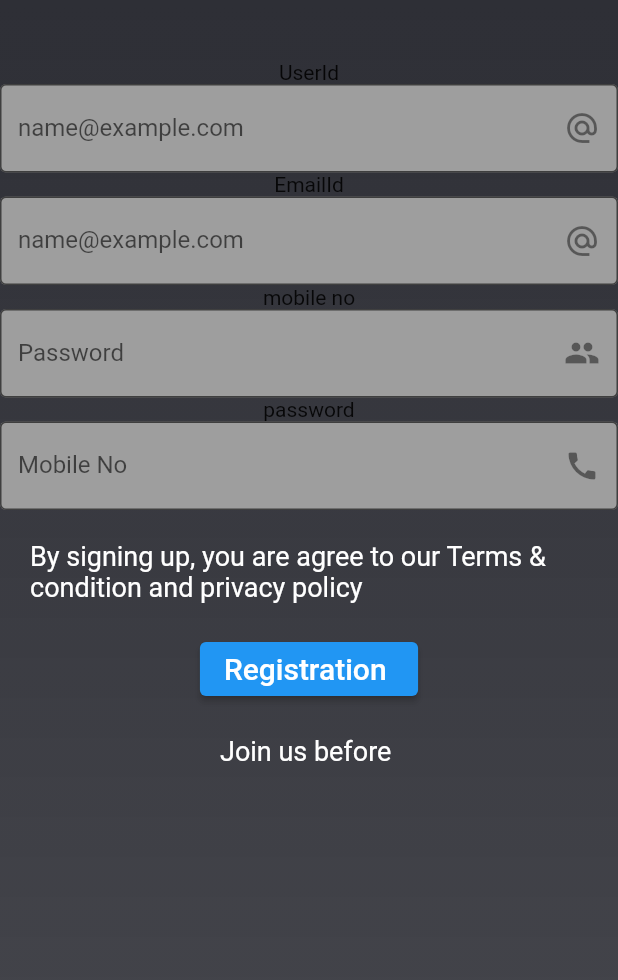
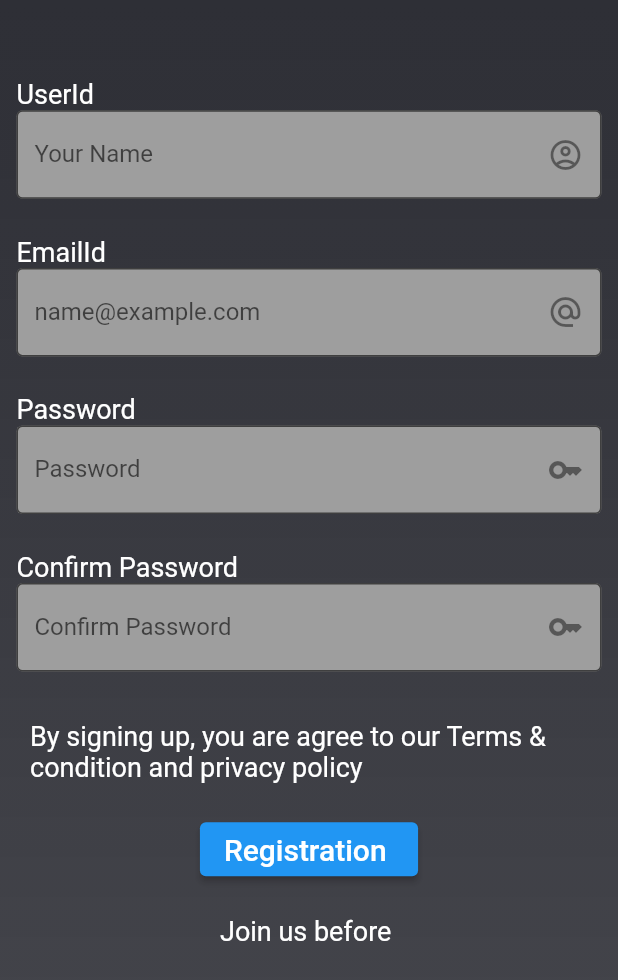
Before and after one commit to Our-Community-TDEC/Our-Community, a Flutter app: the Register screen opened directly, on a phone screen of 412 x 824 dp. Shown: the top 980 px of the screen. Run offline on Flutter 3.47's test engine with Material 2 defaults, Android fonts, the phone set to English and light mode, and no system bars; our stand-ins replace cloud_firestore, firebase_auth, firebase_core, flutter_local_notifications, flutter_neumorphic, fluttertoast and 5 more; missing offline and left inert: onboarding, razorpay_flutter, upi_india; accounts and stored records are empty; network calls fail.

Commit message:
Make design attractive

```diff
--- a/lib/screens/register/register.dart
+++ b/lib/screens/register/register.dart
@@ -70,6 +70,12 @@ class Register extends StatelessWidget {
       }
     }
 
+    const same = TextStyle(color: Colors.white, fontSize: 18.0);
+    const align_start = CrossAxisAlignment.start;
+
+
+
+
     return Container(
       decoration: BoxDecoration(
           gradient: LinearGradient(
@@ -88,19 +94,34 @@ class Register extends StatelessWidget {
                   padding: const EdgeInsets.fromLTRB(0, 40, 0, 0),
                   child: Column(
                     children: <Widget>[
-                      Text("UserId"),
+                      Padding(
+                        padding: const EdgeInsets.symmetric(horizontal: 11.0),
+                        child: SizedBox(
+                          height: MediaQuery. of(context). size. height*0.51,
+                          child: Column(
+                            mainAxisAlignment: MainAxisAlignment.spaceAround,
+                            children: [
+                              Column(
+                                crossAxisAlignment: align_start,
+                                children: [
+                                  Text("UserId",style: same,),
                                   TextField(
                                     controller: userNameController,
                                     decoration: const InputDecoration(
                                       filled: true,
                                       fillColor: Colors.grey,
                                       border: OutlineInputBorder(),
-                          labelText: 'name@example.com',
-                          hintText: 'Enter E-Mail ID',
-                          suffixIcon: Icon(Icons.alternate_email),
+                                      labelText: 'Your Name',
+                                      hintText: 'Enter Your Name',
+                                      suffixIcon: Icon(Icons.account_circle_outlined),
                                     ),
                                   ),
-                      Text("EmailId"),
+                                ],
+                              ),
+                              Column(
+                                crossAxisAlignment: align_start,
+                                children: [
+                                  Text("EmailId",style: same,),
                                   TextField(
                                     controller: emailController,
                                     decoration: const InputDecoration(
@@ -112,7 +133,12 @@ class Register extends StatelessWidget {
                                       suffixIcon: Icon(Icons.alternate_email),
                                     ),
                                   ),
-                      Text("mobile no"),
+                                ],
+                              ),
+                              Column(
+                                crossAxisAlignment: align_start,
+                                children: [
+                                  Text("Password",style: same),
                                   TextField(
                                     obscureText: true,
                                     controller: passwordController,
@@ -122,13 +148,18 @@ class Register extends StatelessWidget {
                                       border: OutlineInputBorder(),
                                       labelText: 'Password',
                                       hintText: 'Enter Password',
-                          suffixIcon: Icon(Icons.people),
+                                      suffixIcon: Icon(Icons.key),
                                     ),
                                     enableSuggestions: false,
                                     autocorrect: false,
                                     obscuringCharacter: "●",
                                   ),
-                      Text("password"),
+                                ],
+                              ),
+                              Column(
+                                crossAxisAlignment: align_start,
+                                children: [
+                                  Text("Confirm Password",style: same),
                                   TextField(
                                     obscureText: true,
                                     controller: cPassword,
@@ -136,13 +167,20 @@ class Register extends StatelessWidget {
                                       filled: true,
                                       fillColor: Colors.grey,
                                       border: OutlineInputBorder(),
-                          labelText: 'Mobile No',
-                          suffixIcon: Icon(Icons.call),
-                          hintText: 'Enter Mobile No',
+                                      labelText: 'Confirm Password',
+                                      suffixIcon: Icon(Icons.key),
+                                      hintText:
+                                          'Confirm Password must be same as Password',
                                     ),
                                     enableSuggestions: false,
                                     autocorrect: false,
                                     obscuringCharacter: "●",
+                                  ),
+                                ],
+                              ),
+                            ],
+                          ),
+                        ),
                       ),
                       Padding(
                         padding: const EdgeInsets.all(20.0),
```
Also changed, not shown: lib/screens/NoticeBoard_page.dart (+18 -3 lines), lib/screens/home_page.dart (+18 -21 lines), lib/screens/login_page.dart (+9 -5 lines), lib/screens/suggestions/Show_Suggestion.dart (+14 -9 lines), lib/screens/welcome_page.dart (+0 -7 lines). Lines whose indentation alone changed are shown as unchanged.
